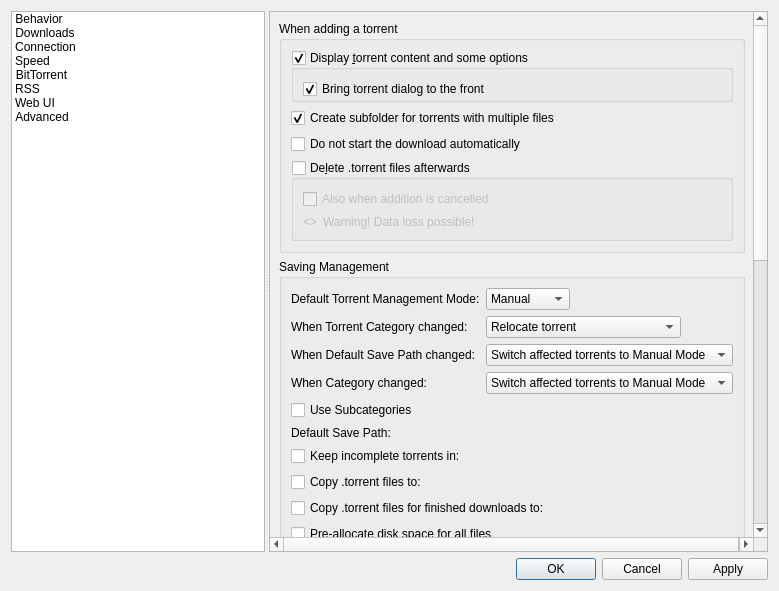
Above: src/gui/optionsdialog.ui from SysAdminDoc/qBittorrent-Vanced before the change. Below: the same form after it.
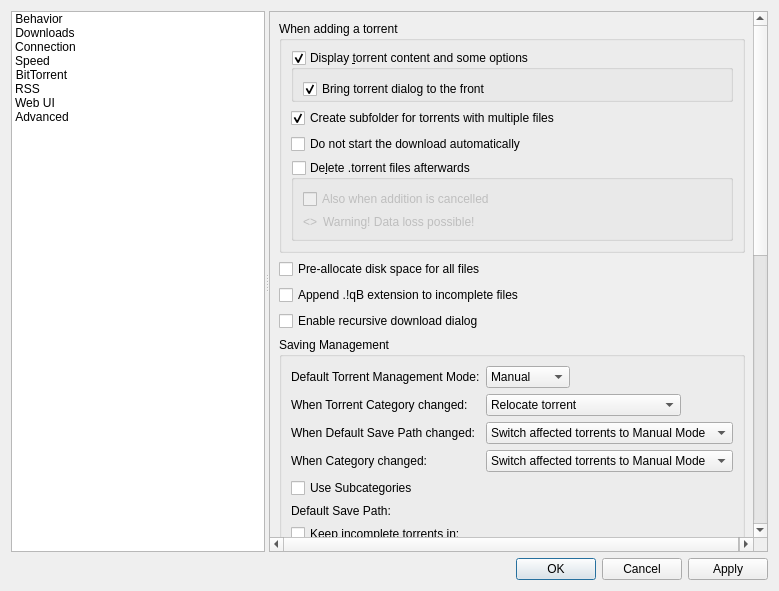
That is the form after the change. The open tabs and pages were chosen to show the change. Custom widgets are drawn as their Qt base class.

Commit message:
Add checkbox for recursive download dialog
Also group similar options together.

```diff
--- a/src/gui/optionsdialog.ui
+++ b/src/gui/optionsdialog.ui
@@ -779,6 +779,27 @@
               </layout>
              </widget>
             </item>
+            <item>
+             <widget class="QCheckBox" name="checkPreallocateAll">
+              <property name="text">
+               <string>Pre-allocate disk space for all files</string>
+              </property>
+             </widget>
+            </item>
+            <item>
+             <widget class="QCheckBox" name="checkAppendqB">
+              <property name="text">
+               <string>Append .!qB extension to incomplete files</string>
+              </property>
+             </widget>
+            </item>
+            <item>
+             <widget class="QCheckBox" name="checkRecursiveDownload">
+              <property name="text">
+               <string>Enable recursive download dialog</string>
+              </property>
+             </widget>
+            </item>
             <item>
              <widget class="QGroupBox" name="groupSavingManagement">
               <property name="title">
@@ -1004,20 +1025,6 @@
                  </item>
                 </layout>
                </item>
-               <item>
-                <widget class="QCheckBox" name="checkPreallocateAll">
-                 <property name="text">
-                  <string>Pre-allocate disk space for all files</string>
-                 </property>
-                </widget>
-               </item>
-               <item>
-                <widget class="QCheckBox" name="checkAppendqB">
-                 <property name="text">
-                  <string>Append .!qB extension to incomplete files</string>
-                 </property>
-                </widget>
-               </item>
               </layout>
              </widget>
             </item>
```
The commit also changes 1 other file.
